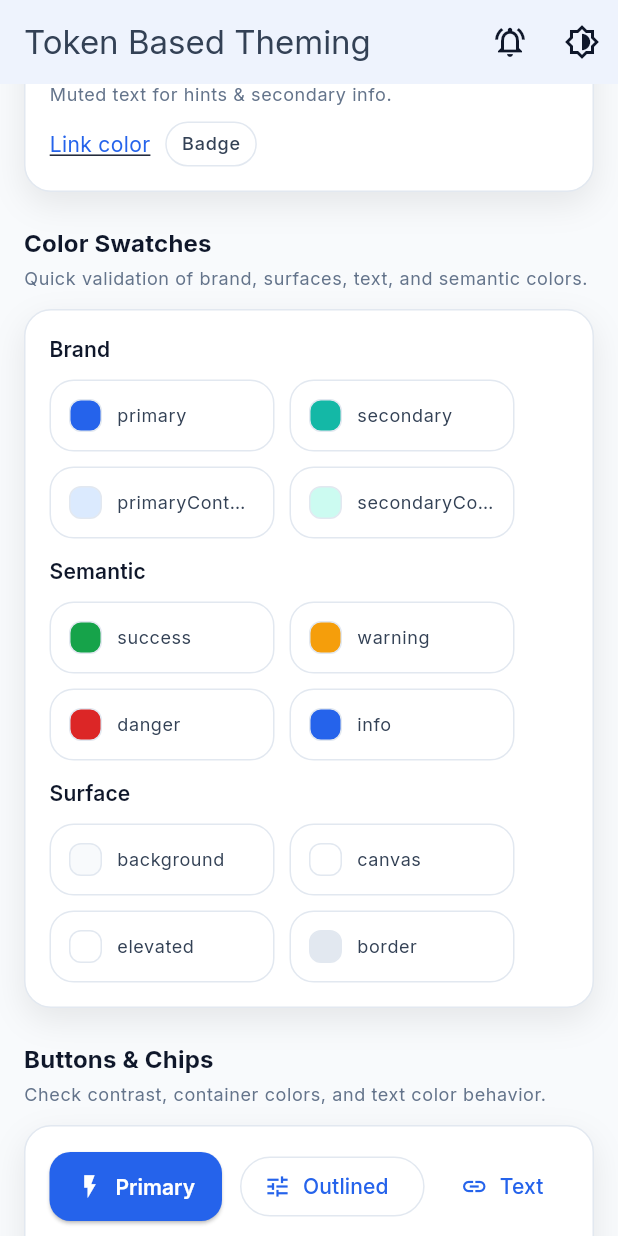
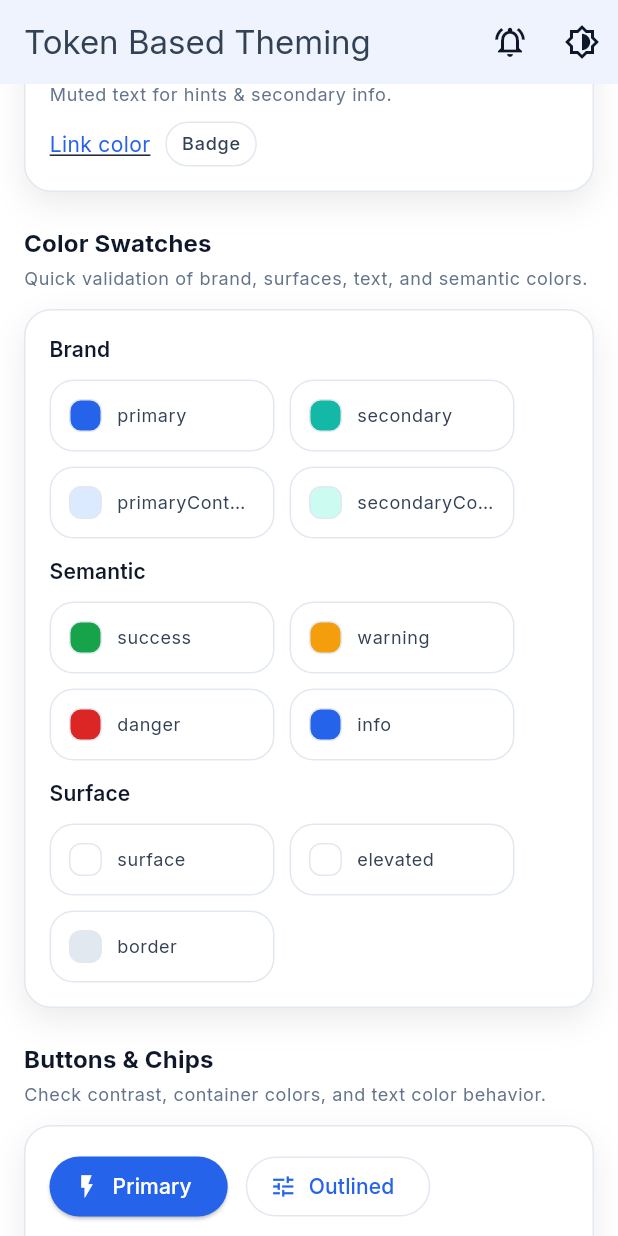
Before and after one commit to shahriarhu/flutter_token_based_theming, a Flutter app: the screen it shows after launch, scrolled down 576 dp, on a phone screen of 412 x 824 dp. Run offline on Flutter 3.47's test engine with Material 3 defaults, Android fonts, the phone set to English and light mode, and no system bars; our stand-ins replace google_fonts.

Commit message:
Refactor color scheme and token definitions for improved clarity and consistency

```diff
--- a/lib/demo_page.dart
+++ b/lib/demo_page.dart
@@ -211,8 +211,7 @@ class DemoPage extends StatelessWidget {
                 _SwatchRow(
                   title: 'Surface',
                   swatches: [
-                    _Swatch(color: tokens.surface.background, label: 'background'),
-                    _Swatch(color: tokens.surface.canvas, label: 'canvas'),
+                    _Swatch(color: tokens.surface.surface, label: 'surface'),
                     _Swatch(color: tokens.surface.elevated, label: 'elevated'),
                     _Swatch(color: tokens.surface.border, label: 'border'),
                   ],
@@ -396,7 +395,7 @@ class DemoPage extends StatelessWidget {
     showModalBottomSheet<void>(
       context: context,
       showDragHandle: true,
-      backgroundColor: t.surface.canvas,
+      backgroundColor: t.surface.surface,
       builder: (_) {
         return Padding(
           padding: const EdgeInsets.fromLTRB(16, 8, 16, 24),
@@ -472,7 +471,7 @@ class _Card extends StatelessWidget {
     return Container(
       padding: const EdgeInsets.all(16),
       decoration: BoxDecoration(
-        color: t.surface.canvas,
+        color: t.surface.surface,
         borderRadius: BorderRadius.circular(18),
         border: Border.all(color: t.surface.border),
         boxShadow: [
--- a/lib/design_system/theme/app_color_scheme.dart
+++ b/lib/design_system/theme/app_color_scheme.dart
@@ -1,45 +1,76 @@
 import 'package:flutter/material.dart';
-
-import '../tokens/app_color_tokens.dart';
+import 'package:flutter_token_based_theming/design_system/tokens/app_color_tokens.dart';
 
 abstract final class AppColorSchemes {
   static ColorScheme fromTokens({
     required AppColorTokens token,
     required Brightness brightness,
   }) {
+    final isDark = brightness == Brightness.dark;
+
+    /// Minimal surfaces
+    final surface = token.surface.surface;
+    final elevated = token.surface.elevated;
+    final outline = token.surface.border;
+
+    /// ColorScheme requires inverseSurface/onInverseSurface
+    final inverseSurface = isDark ? token.text.inverse : token.text.strong;
+    final onInverseSurface = isDark ? token.text.strong : token.text.inverse;
+
     return ColorScheme(
       brightness: brightness,
+
+      /// Primary
       primary: token.brand.primary,
       onPrimary: token.brand.onPrimary,
       primaryContainer: token.brand.primaryContainer,
+
+      /// No token provided -> fallback
       onPrimaryContainer: token.text.strong,
 
+      /// Secondary
       secondary: token.brand.secondary,
       onSecondary: token.brand.onSecondary,
       secondaryContainer: token.brand.secondaryContainer,
+
+      /// No token provided -> fallback
       onSecondaryContainer: token.text.strong,
 
+      /// Tertiary (no token group -> map to semantic.info)
       tertiary: token.semantic.info,
       onTertiary: token.text.inverse,
-      tertiaryContainer: token.surface.elevated,
+      tertiaryContainer: elevated,
       onTertiaryContainer: token.text.strong,
 
+      /// Error (no onError/container tokens -> map simply)
       error: token.semantic.danger,
       onError: token.text.inverse,
       errorContainer: token.semantic.danger,
       onErrorContainer: token.text.inverse,
 
-      surface: token.surface.canvas,
+      /// Surface
+      surface: surface,
       onSurface: token.text.strong,
-      surfaceContainerHighest: token.surface.elevated,
+
+      /// New M3 surface containers (derived only from surface/elevated)
+      surfaceContainerLowest: surface,
+      surfaceContainerLow: surface,
+      surfaceContainer: surface,
+      surfaceContainerHigh: elevated,
+      surfaceContainerHighest: elevated,
+
+      /// Variants/outlines
       onSurfaceVariant: token.text.body,
+      outline: outline,
+      outlineVariant: outline,
 
-      outline: token.surface.border,
-      shadow: Colors.black,
+      /// Inverse roles
+      inverseSurface: inverseSurface,
+      onInverseSurface: onInverseSurface,
+      inversePrimary: token.brand.primary,
 
-      inverseSurface: token.text.strong,
-      onInverseSurface: token.text.inverse,
-      inversePrimary: token.brand.primary,
+      /// Surface tint (no token provided -> use primary)
+      surfaceTint: token.brand.primary,
     );
   }
 }
--- a/lib/design_system/theme/app_theme.dart
+++ b/lib/design_system/theme/app_theme.dart
@@ -19,7 +19,7 @@ abstract final class AppTheme {
       useMaterial3: true,
       brightness: brightness,
       colorScheme: scheme,
-      scaffoldBackgroundColor: tokens.surface.background,
+      scaffoldBackgroundColor: tokens.surface.surface,
       fontFamily: typography.fontFamily,
       fontFamilyFallback: typography.fallback,
     );
@@ -32,18 +32,14 @@ abstract final class AppTheme {
     return base.copyWith(
       textTheme: textTheme,
       appBarTheme: AppBarTheme(
-        backgroundColor: tokens.surface.canvas,
+        backgroundColor: tokens.surface.surface,
         foregroundColor: tokens.text.strong,
         elevation: 0,
-        titleTextStyle: textTheme.titleLarge?.copyWith(fontWeight: FontWeight.w600),
       ),
       elevatedButtonTheme: ElevatedButtonThemeData(
         style: ElevatedButton.styleFrom(
           backgroundColor: scheme.primary,
           foregroundColor: scheme.onPrimary,
-          textStyle: textTheme.labelLarge?.copyWith(fontWeight: FontWeight.w600),
-          padding: const EdgeInsets.symmetric(horizontal: 18, vertical: 14),
-          shape: RoundedRectangleBorder(borderRadius: BorderRadius.circular(14)),
         ),
       ),
     );
--- a/lib/design_system/tokens/app_color_tokens.dart
+++ b/lib/design_system/tokens/app_color_tokens.dart
@@ -1,4 +1,4 @@
-import 'package:flutter/material.dart';
+import 'dart:ui';
 
 abstract class AppColorTokens {
   BrandColors get brand;
@@ -13,15 +13,15 @@ abstract class AppColorTokens {
 abstract class BrandColors {
   Color get primary;
 
+  Color get onPrimary;
+
   Color get primaryContainer;
-
-  Color get onPrimary;
 
   Color get secondary;
 
+  Color get onSecondary;
+
   Color get secondaryContainer;
-
-  Color get onSecondary;
 }
 
 abstract class TextColors {
@@ -37,9 +37,7 @@ abstract class TextColors {
 }
 
 abstract class SurfaceColors {
-  Color get background;
-
-  Color get canvas;
+  Color get surface;
 
   Color get elevated;
 
--- a/lib/design_system/tokens/themes/forest.dart
+++ b/lib/design_system/tokens/themes/forest.dart
@@ -41,19 +41,19 @@ class _ForestBrandLight implements BrandColors {
   Color get primary => const Color(0xFF15803D);
 
   @override
-  Color get primaryContainer => const Color(0xFFDCFCE7);
+  Color get onPrimary => Colors.white;
 
   @override
-  Color get onPrimary => Colors.white;
+  Color get primaryContainer => const Color(0xFFDCFCE7);
 
   @override
   Color get secondary => const Color(0xFF0EA5E9);
 
   @override
-  Color get secondaryContainer => const Color(0xFFE0F2FE);
+  Color get onSecondary => Colors.white;
 
   @override
-  Color get onSecondary => Colors.white;
+  Color get secondaryContainer => const Color(0xFFE0F2FE);
 }
 
 class _ForestTextLight implements TextColors {
@@ -79,10 +79,7 @@ class _ForestSurfaceLight implements SurfaceColors {
   const _ForestSurfaceLight();
 
   @override
-  Color get background => const Color(0xFFF8FAFC);
-
-  @override
-  Color get canvas => Colors.white;
+  Color get surface => Colors.white;
 
   @override
   Color get elevated => Colors.white;
@@ -114,19 +111,19 @@ class _ForestBrandDark implements BrandColors {
   Color get primary => const Color(0xFF4ADE80);
 
   @override
-  Color get primaryContainer => const Color(0xFF052E16);
+  Color get onPrimary => const Color(0xFF052E16);
 
   @override
-  Color get onPrimary => const Color(0xFF052E16);
+  Color get primaryContainer => const Color(0xFF052E16);
 
   @override
   Color get secondary => const Color(0xFF38BDF8);
 
   @override
-  Color get secondaryContainer => const Color(0xFF0B2A4A);
+  Color get onSecondary => const Color(0xFF001E2F);
 
   @override
-  Color get onSecondary => const Color(0xFF001E2F);
+  Color get secondaryContainer => const Color(0xFF0B2A4A);
 }
 
 class _ForestTextDark implements TextColors {
@@ -152,10 +149,7 @@ class _ForestSurfaceDark implements SurfaceColors {
   const _ForestSurfaceDark();
 
   @override
-  Color get background => const Color(0xFF0F172A);
-
-  @override
-  Color get canvas => const Color(0xFF0B1220);
+  Color get surface => const Color(0xFF0B1220);
 
   @override
   Color get elevated => const Color(0xFF111C2E);
--- a/lib/design_system/tokens/themes/mono.dart
+++ b/lib/design_system/tokens/themes/mono.dart
@@ -41,19 +41,19 @@ class _MonoBrandLight implements BrandColors {
   Color get primary => const Color(0xFF111827);
 
   @override
-  Color get primaryContainer => const Color(0xFFE5E7EB);
+  Color get onPrimary => Colors.white;
 
   @override
-  Color get onPrimary => Colors.white;
+  Color get primaryContainer => const Color(0xFFE5E7EB);
 
   @override
   Color get secondary => const Color(0xFF6B7280);
 
   @override
-  Color get secondaryContainer => const Color(0xFFF3F4F6);
+  Color get onSecondary => Colors.white;
 
   @override
-  Color get onSecondary => Colors.white;
+  Color get secondaryContainer => const Color(0xFFF3F4F6);
 }
 
 class _MonoTextLight implements TextColors {
@@ -79,10 +79,7 @@ class _MonoSurfaceLight implements SurfaceColors {
   const _MonoSurfaceLight();
 
   @override
-  Color get background => const Color(0xFFF9FAFB);
-
-  @override
-  Color get canvas => Colors.white;
+  Color get surface => Colors.white;
 
   @override
   Color get elevated => Colors.white;
@@ -114,19 +111,19 @@ class _MonoBrandDark implements BrandColors {
   Color get primary => const Color(0xFFE5E7EB);
 
   @override
-  Color get primaryContainer => const Color(0xFF111827);
+  Color get onPrimary => const Color(0xFF111827);
 
   @override
-  Color get onPrimary => const Color(0xFF111827);
+  Color get primaryContainer => const Color(0xFF111827);
 
   @override
   Color get secondary => const Color(0xFF9CA3AF);
 
   @override
-  Color get secondaryContainer => const Color(0xFF1F2937);
+  Color get onSecondary => const Color(0xFF111827);
 
   @override
-  Color get onSecondary => const Color(0xFF111827);
+  Color get secondaryContainer => const Color(0xFF1F2937);
 }
 
 class _MonoTextDark implements TextColors {
@@ -152,10 +149,7 @@ class _MonoSurfaceDark implements SurfaceColors {
   const _MonoSurfaceDark();
 
   @override
-  Color get background => const Color(0xFF0B1220);
-
-  @override
-  Color get canvas => const Color(0xFF0F172A);
+  Color get surface => const Color(0xFF0F172A);
 
   @override
   Color get elevated => const Color(0xFF111827);
--- a/lib/design_system/tokens/themes/ocean.dart
+++ b/lib/design_system/tokens/themes/ocean.dart
@@ -41,19 +41,19 @@ class _OceanBrandLight implements BrandColors {
   Color get primary => const Color(0xFF2563EB);
 
   @override
-  Color get primaryContainer => const Color(0xFFDBEAFE);
+  Color get onPrimary => Colors.white;
 
   @override
-  Color get onPrimary => Colors.white;
+  Color get primaryContainer => const Color(0xFFDBEAFE);
 
   @override
   Color get secondary => const Color(0xFF14B8A6);
 
   @override
-  Color get secondaryContainer => const Color(0xFFCCFBF1);
+  Color get onSecondary => Colors.white;
 
   @override
-  Color get onSecondary => Colors.white;
+  Color get secondaryContainer => const Color(0xFFCCFBF1);
 }
 
 class _OceanTextLight implements TextColors {
@@ -79,10 +79,7 @@ class _OceanSurfaceLight implements SurfaceColors {
   const _OceanSurfaceLight();
 
   @override
-  Color get background => const Color(0xFFF8FAFC);
-
-  @override
-  Color get canvas => Colors.white;
+  Color get surface => Colors.white;
 
   @override
   Color get elevated => Colors.white;
@@ -114,19 +111,19 @@ class _OceanBrandDark implements BrandColors {
   Color get primary => const Color(0xFF60A5FA);
 
   @override
-  Color get primaryContainer => const Color(0xFF0B2A4A);
+  Color get onPrimary => const Color(0xFF001E2F);
 
   @override
-  Color get onPrimary => const Color(0xFF001E2F);
+  Color get primaryContainer => const Color(0xFF0B2A4A);
 
   @override
   Color get secondary => const Color(0xFF2DD4BF);
 
   @override
-  Color get secondaryContainer => const Color(0xFF0B3B36);
+  Color get onSecondary => const Color(0xFF003731);
 
   @override
-  Color get onSecondary => const Color(0xFF003731);
+  Color get secondaryContainer => const Color(0xFF0B3B36);
 }
 
 class _OceanTextDark implements TextColors {
@@ -152,10 +149,7 @@ class _OceanSurfaceDark implements SurfaceColors {
   const _OceanSurfaceDark();
 
   @override
-  Color get background => const Color(0xFF0F172A);
-
-  @override
-  Color get canvas => const Color(0xFF0B1220);
+  Color get surface => const Color(0xFF0B1220);
 
   @override
   Color get elevated => const Color(0xFF111C2E);
--- a/lib/design_system/tokens/themes/sunset.dart
+++ b/lib/design_system/tokens/themes/sunset.dart
@@ -41,19 +41,19 @@ class _SunsetBrandLight implements BrandColors {
   Color get primary => const Color(0xFFEA580C);
 
   @override
-  Color get primaryContainer => const Color(0xFFFFEDD5);
+  Color get onPrimary => Colors.white;
 
   @override
-  Color get onPrimary => Colors.white;
+  Color get primaryContainer => const Color(0xFFFFEDD5);
 
   @override
   Color get secondary => const Color(0xFFDB2777);
 
   @override
-  Color get secondaryContainer => const Color(0xFFFCE7F3);
+  Color get onSecondary => Colors.white;
 
   @override
-  Color get onSecondary => Colors.white;
+  Color get secondaryContainer => const Color(0xFFFCE7F3);
 }
 
 class _SunsetTextLight implements TextColors {
@@ -79,10 +79,7 @@ class _SunsetSurfaceLight implements SurfaceColors {
   const _SunsetSurfaceLight();
 
   @override
-  Color get background => const Color(0xFFFFFBEB);
-
-  @override
-  Color get canvas => Colors.white;
+  Color get surface => Colors.white;
 
   @override
   Color get elevated => Colors.white;
@@ -114,19 +111,19 @@ class _SunsetBrandDark implements BrandColors {
   Color get primary => const Color(0xFFFB923C);
 
   @override
-  Color get primaryContainer => const Color(0xFF3B1D0A);
+  Color get onPrimary => const Color(0xFF1F130B);
 
   @override
-  Color get onPrimary => const Color(0xFF1F130B);
+  Color get primaryContainer => const Color(0xFF3B1D0A);
 
   @override
   Color get secondary => const Color(0xFFF472B6);
 
   @override
-  Color get secondaryContainer => const Color(0xFF3A1024);
+  Color get onSecondary => const Color(0xFF1F0A14);
 
   @override
-  Color get onSecondary => const Color(0xFF1F0A14);
+  Color get secondaryContainer => const Color(0xFF3A1024);
 }
 
 class _SunsetTextDark implements TextColors {
@@ -139,7 +136,7 @@ class _SunsetTextDark implements TextColors {
   Color get body => const Color(0xFFFED7AA);
 
   @override
-  Color get muted => const Color(0xFFFDba74);
+  Color get muted => const Color(0xFFFDBA74);
 
   @override
   Color get inverse => const Color(0xFF0B1220);
@@ -152,10 +149,7 @@ class _SunsetSurfaceDark implements SurfaceColors {
   const _SunsetSurfaceDark();
 
   @override
-  Color get background => const Color(0xFF0F172A);
-
-  @override
-  Color get canvas => const Color(0xFF0B1220);
+  Color get surface => const Color(0xFF0B1220);
 
   @override
   Color get elevated => const Color(0xFF111C2E);
```
